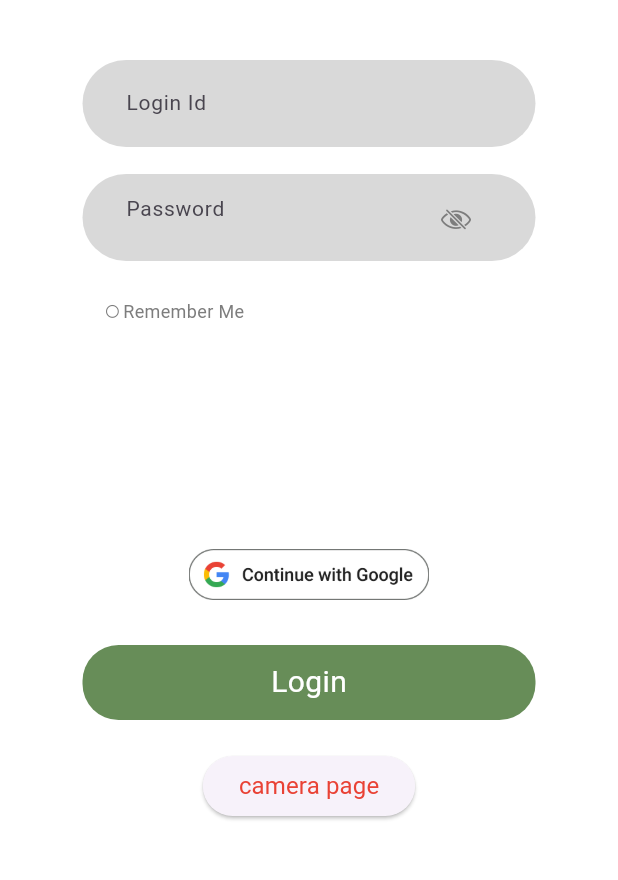
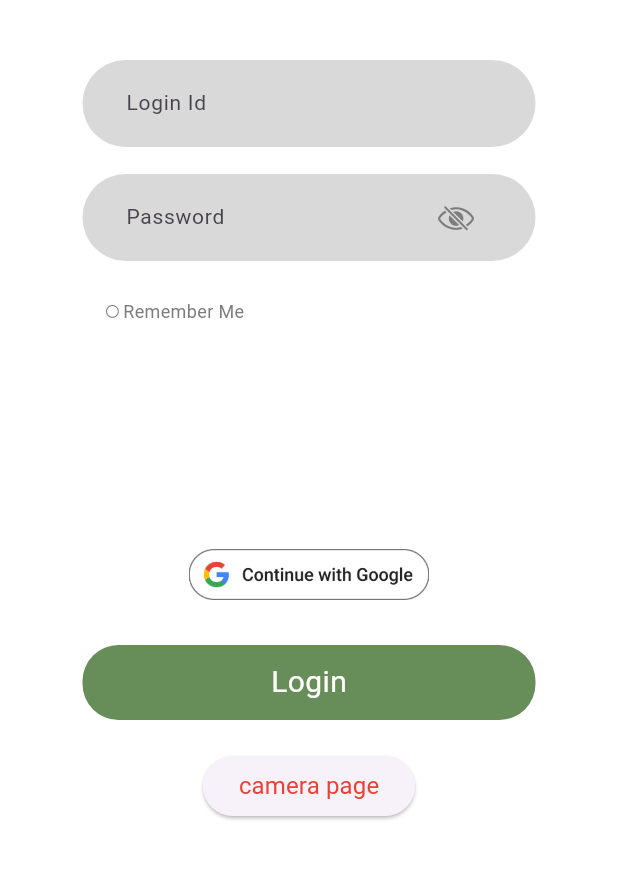
Before and after one commit to yonsei-autopilot/dishcovery-flutter, a Flutter app: the screen it shows after launch, on a phone screen of 412 x 824 dp, the part 288-1168 px from its top. Run offline on Flutter 3.47's test engine with Material 3 defaults, Android fonts, the light colour scheme and no system bars; our stand-ins replace camera, dio, firebase_core, flutter_dotenv, flutter_riverpod, geolocator and 5 more; accounts and stored records are empty; Roboto replaces fonts that are missing (SFProRegular).

Commit message:
💄 password input field

```diff
--- a/lib/src/presentation/pages/login/login_page.dart
+++ b/lib/src/presentation/pages/login/login_page.dart
@@ -80,15 +80,18 @@ class LoginPageState extends ConsumerState<LoginPage> {
                   ),
                   padding: const EdgeInsets.symmetric(horizontal: 29),
                   alignment: Alignment.centerLeft,
+                  child: Center(
                     child: TextFormField(
                       controller: _passwordController,
                       obscureText: true,
                       decoration: const InputDecoration(
                         border: InputBorder.none,
                         hintText: 'Password',
-                      suffixIcon: Icon(CupertinoIcons.eye_slash, color: primaryGrey, size: 20),
+                        suffixIcon: Icon(CupertinoIcons.eye_slash, color: primaryGrey),
+                        contentPadding: EdgeInsets.symmetric(vertical: 18),
                       ),
                       style: const TextStyle(fontSize: 14, color: primaryGrey),
+                    ),
                   ),
                 ),
                 const SizedBox(
```
Lines whose indentation alone changed are shown as unchanged.
